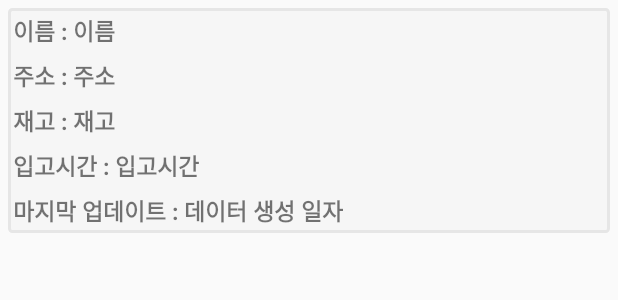
After one commit to devmk1090/SearchMask, an Android app: the layout rv_item.xml on its own in the app's theme, with its tools: preview values and no code run, on a phone screen of 412 x 824 dp. The commit adds this screen. Shown: the top 300 px of the screen. Run offline under Robolectric (Android 15) with nearby library versions, the phone set to English and light mode, and no system bars.

Commit message:
- RecyclerView 에 주위 1km 약국의 세부정보 추가 - 다음은 지도에 마커로 표시할 예정

```diff
--- a/app/src/main/java/com/devkproject/searchmask/model/MaskModel.kt
+++ b/app/src/main/java/com/devkproject/searchmask/model/MaskModel.kt
@@ -2,7 +2,7 @@ package com.devkproject.searchmask.model
 
 data class MaskModel(
     val count: Int,
-    val stores: List<MaskDetailResponse>
+    val stores: ArrayList<MaskDetailResponse>
 )
 
 data class MaskDetailResponse (
@@ -12,7 +12,7 @@ data class MaskDetailResponse (
     val lat: Double, //위도
     val lng: Double, //경도
     val stock_at: String, //입고 시간
-    val remain_start: String, //재고 상태
+    val remain_stat: String, //재고 상태
     val created_at: String //데이터 생성 일자
 
 )
--- /dev/null
+++ b/app/src/main/res/drawable/custom_rv_item.xml
@@ -0,0 +1,10 @@
+<?xml version="1.0" encoding="utf-8"?>
+<shape xmlns:android="http://schemas.android.com/apk/res/android">
+    <stroke
+        android:width="2dp"
+        android:color="#E6E6E6"/>
+    <corners
+        android:radius="2dp"/>
+    <solid
+        android:color="#31E6E6E6"/>
+</shape>
--- /dev/null
+++ b/app/src/main/res/layout/rv_item.xml
@@ -0,0 +1,107 @@
+<?xml version="1.0" encoding="utf-8"?>
+<LinearLayout xmlns:android="http://schemas.android.com/apk/res/android"
+    android:orientation="vertical"
+    android:layout_margin="5dp"
+    android:background="@drawable/custom_rv_item"
+    android:layout_width="match_parent"
+    android:layout_height="wrap_content">
+    <LinearLayout
+        android:layout_margin="3dp"
+        android:orientation="horizontal"
+        android:layout_width="match_parent"
+        android:layout_height="wrap_content">
+        <TextView
+            android:text="이름 : "
+            android:textSize="15dp"
+            android:textStyle="bold"
+            android:layout_width="wrap_content"
+            android:layout_height="wrap_content"/>
+        <TextView
+            android:id="@+id/mask_name"
+            android:text="이름"
+            android:textSize="15dp"
+            android:textStyle="bold"
+            android:layout_width="wrap_content"
+            android:layout_height="wrap_content"/>
+    </LinearLayout>
+    <LinearLayout
+        android:layout_margin="3dp"
+        android:orientation="horizontal"
+        android:layout_width="match_parent"
+        android:layout_height="wrap_content">
+        <TextView
+            android:text="주소 : "
+            android:textSize="15dp"
+            android:textStyle="bold"
+            android:layout_width="wrap_content"
+            android:layout_height="wrap_content"/>
+        <TextView
+            android:id="@+id/mask_addr"
+            android:text="주소"
+            android:textSize="15dp"
+            android:textStyle="bold"
+            android:layout_gravity="center"
+            android:layout_width="wrap_content"
+            android:layout_height="wrap_content"/>
+    </LinearLayout>
+    <LinearLayout
+        android:layout_margin="3dp"
+        android:orientation="horizontal"
+        android:layout_width="match_parent"
+        android:layout_height="wrap_content">
+        <TextView
+            android:text="재고 : "
+            android:textSize="15dp"
+            android:textStyle="bold"
+            android:layout_width="wrap_content"
+            android:layout_height="wrap_content"/>
+        <TextView
+            android:id="@+id/mask_remain"
+            android:text="재고"
+            android:textSize="15dp"
+            android:textStyle="bold"
+            android:layout_gravity="center"
+            android:layout_width="wrap_content"
+            android:layout_height="wrap_content"/>
+    </LinearLayout>
+    <LinearLayout
+        android:layout_margin="3dp"
+        android:orientation="horizontal"
+        android:layout_width="match_parent"
+        android:layout_height="wrap_content">
+        <TextView
+            android:text="입고시간 : "
+            android:textSize="15dp"
+            android:textStyle="bold"
+            android:layout_width="wrap_content"
+            android:layout_height="wrap_content"/>
+        <TextView
+            android:id="@+id/mask_stock"
+            android:text="입고시간"
+            android:textSize="15dp"
+            android:textStyle="bold"
+            android:layout_gravity="center"
+            android:layout_width="wrap_content"
+            android:layout_height="wrap_content"/>
+    </LinearLayout>
+    <LinearLayout
+        android:layout_margin="3dp"
+        android:orientation="horizontal"
+        android:layout_width="match_parent"
+        android:layout_height="wrap_content">
+        <TextView
+            android:text="마지막 업데이트 : "
+            android:textSize="15dp"
+            android:textStyle="bold"
+            android:layout_width="wrap_content"
+            android:layout_height="wrap_content"/>
+        <TextView
+            android:id="@+id/mask_create"
+            android:text="데이터 생성 일자"
+            android:textSize="15dp"
+            android:textStyle="bold"
+            android:layout_gravity="center"
+            android:layout_width="wrap_content"
+            android:layout_height="wrap_content"/>
+    </LinearLayout>
+</LinearLayout>
```
Also changed, not shown: app/src/main/java/com/devkproject/searchmask/MaskActivity.kt (+54 -20 lines), app/src/main/java/com/devkproject/searchmask/MaskRVAdapter.kt (added, +42 -0 lines), app/src/main/res/layout/activity_main.xml (+5 -4 lines), app/src/main/res/layout/activity_mask.xml (+15 -9 lines), app/src/main/res/drawable/mask.png (added).
